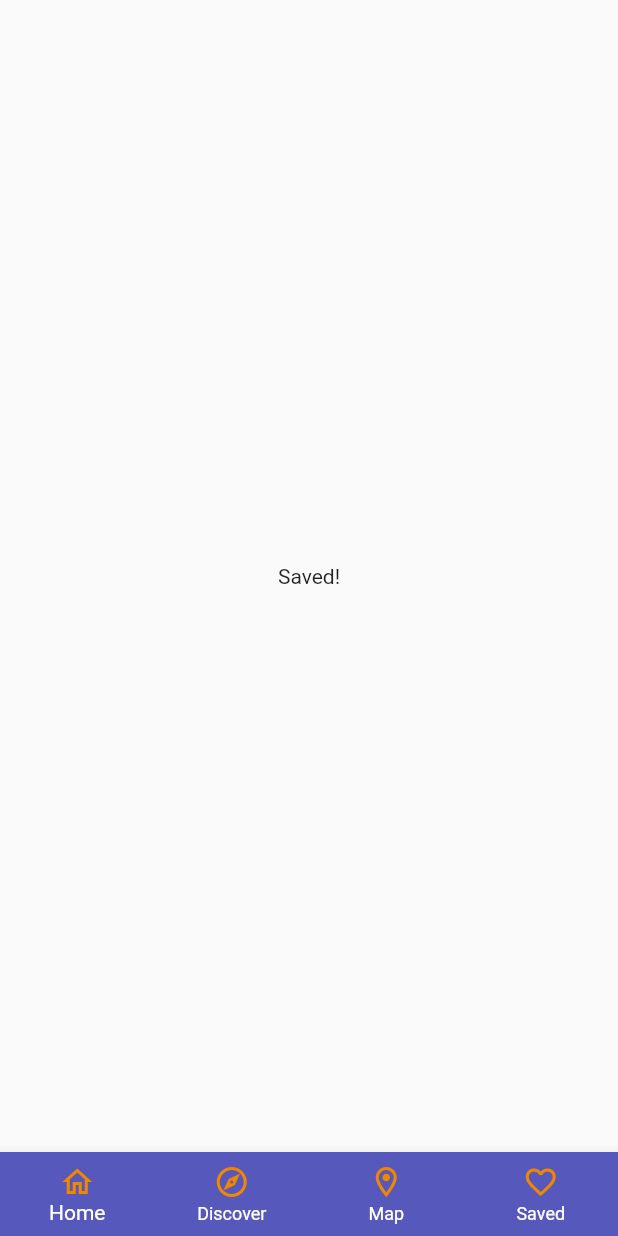
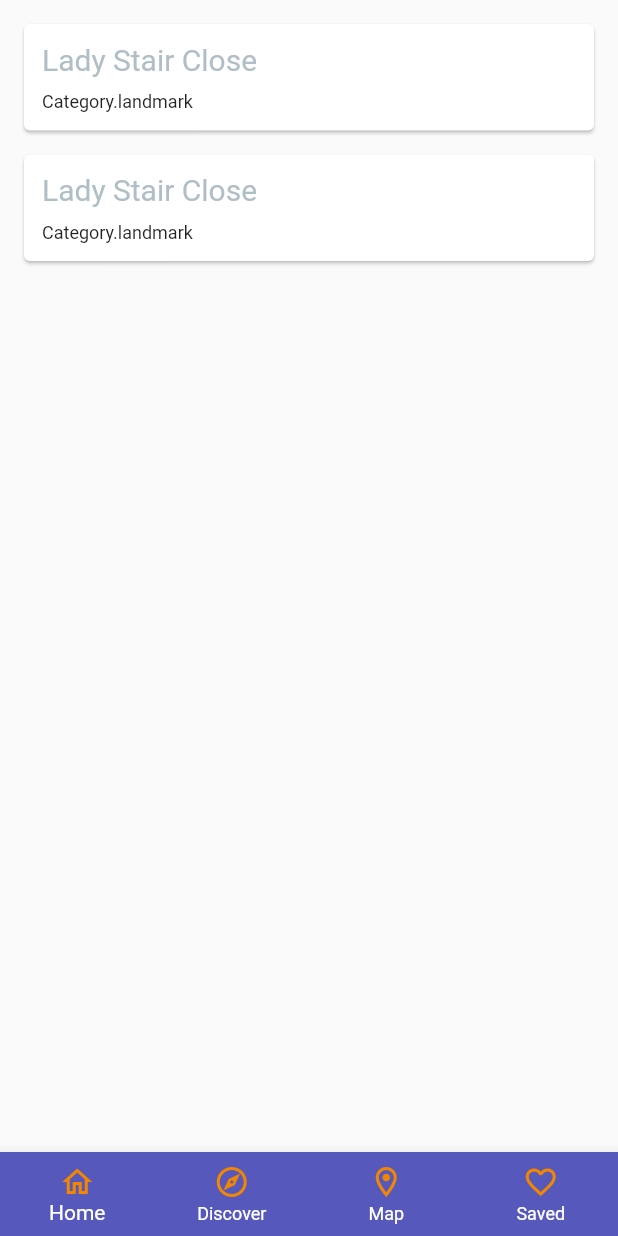
Before and after one commit to CordiiT14/edinburgh_literary_companion, a Flutter app: the Saved screen opened by its route, on a phone screen of 412 x 824 dp. Run offline on Flutter 3.47's test engine with Material 2 defaults, Android fonts, the phone set to English and light mode, and no system bars.

Commit message:
cards displaying, error with enum

```diff
--- a/lib/pages/saved.dart
+++ b/lib/pages/saved.dart
@@ -1,5 +1,7 @@
 import 'package:flutter/material.dart';
 import 'package:edin_lit_companion/components/navigationBar.dart';
+import 'package:edin_lit_companion/models/Location.dart';
+import 'package:edin_lit_companion/models/Category.dart';
 
 class Saved extends StatefulWidget {
   const Saved({Key? key}) : super(key: key);
@@ -9,13 +11,61 @@ class Saved extends StatefulWidget {
 }
 
 class _SavedState extends State<Saved> {
+  List<Location> savedLocations = [
+    Location(
+        name: 'Lady Stair Close',
+        category: Category.landmark,
+        address: 'Lawnmarket, Edinburgh EH1 2PA Scotland',
+        description: "Site of Baxter's Close",
+        image: 'lady stair close',
+        latitude: 55.94959278,
+        longitude: -3.19338131,
+        website: 'https://hiddenscotland.co/listings/lady-stairs-close/'),
+    Location(
+        name: 'Lady Stair Close',
+        category: Category.landmark,
+        address: 'Lawnmarket, Edinburgh EH1 2PA Scotland',
+        description: "Site of Baxter's Close",
+        image: 'lady stair close',
+        latitude: 55.94959278,
+        longitude: -3.19338131,
+        website: 'https://hiddenscotland.co/listings/lady-stairs-close/')
+  ];
+
+  Widget LocationTemplate(location) {
+    return Card(
+      margin: EdgeInsetsDirectional.fromSTEB(16.0, 16.0, 16.0, 0),
+      child: Padding(
+        padding: EdgeInsets.all(12.0),
+        child: Column(
+          crossAxisAlignment: CrossAxisAlignment.stretch,
+          children: <Widget>[
+            Text(
+              location.name,
+              style: TextStyle(
+                fontSize: 20.0,
+                color: Colors.blueGrey[200],
+              ),
+            ),
+            SizedBox(height: 10.0),
+            Text(
+              '${location.category}',
+              style: TextStyle(
+                fontSize: 12.0,
+                color: Colors.blueGrey[150],
+              ),
+            )
+          ],
+        ),
+      ),
+    );
+  }
+
   @override
   Widget build(BuildContext context) {
     return Scaffold(
-      body: Center(
-        child: Text(
-          'Saved!',
-        ),
+      body: Column(
+        children: savedLocations.map((location) => LocationTemplate(location)).toList(),
       ),
       bottomNavigationBar: Navigation(),
     );
```
